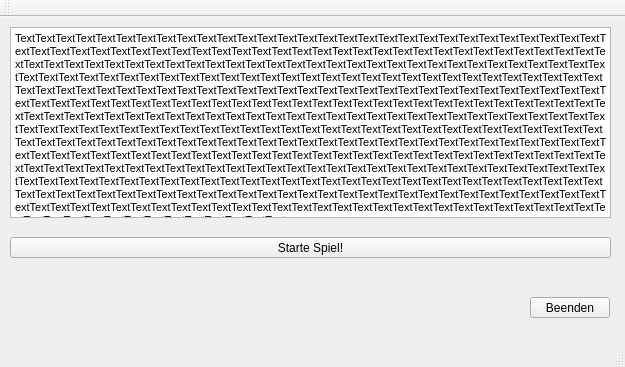
This is TooMuchFood/mainwindow.ui in AshtariEsric/TooMuchFood_QT as Qt 5 draws it before an edit. The edited form follows.
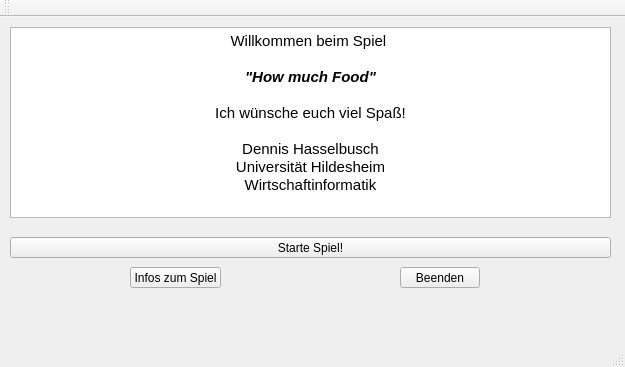
This is the edited form.

Diff of the .ui file:
```diff
--- a/TooMuchFood/mainwindow.ui
+++ b/TooMuchFood/mainwindow.ui
@@ -35,7 +35,15 @@
 &lt;html&gt;&lt;head&gt;&lt;meta name=&quot;qrichtext&quot; content=&quot;1&quot; /&gt;&lt;style type=&quot;text/css&quot;&gt;
 p, li { white-space: pre-wrap; }
 &lt;/style&gt;&lt;/head&gt;&lt;body style=&quot; font-family:'MS Shell Dlg 2'; font-size:8.25pt; font-weight:400; font-style:normal;&quot;&gt;
-&lt;p style=&quot; margin-top:0px; margin-bottom:0px; margin-left:0px; margin-right:0px; -qt-block-indent:0; text-indent:0px;&quot;&gt;TextTextTextTextTextTextTextTextTextTextTextTextTextTextTextTextTextTextTextTextTextTextTextTextTextTextTextTextTextTextTextTextTextTextTextTextTextTextTextTextTextTextTextTextTextTextTextTextTextTextTextTextTextTextTextTextTextTextTextTextTextTextTextTextTextTextTextTextTextTextTextTextTextTextTextTextTextTextTextTextTextTextTextTextTextTextTextTextTextTextTextTextTextTextTextTextTextTextTextTextTextTextTextTextTextTextTextTextTextTextTextTextTextTextTextTextTextTextTextTextTextTextTextTextTextTextTextTextTextTextTextTextTextTextTextTextTextTextTextTextTextTextTextTextTextTextTextTextTextTextTextTextTextTextTextTextTextTextTextTextTextTextTextTextTextTextTextTextTextTextTextTextTextTextTextTextTextTextTextTextTextTextTextTextTextTextTextTextTextTextTextTextTextTextTextTextTextTextTextTextTextTextTextTextTextTextTextTextTextTextTextTextTextTextTextTextTextTextTextTextTextTextTextTextTextTextTextTextTextTextTextTextTextTextTextTextTextTextTextTextTextTextTextTextTextTextTextTextTextTextTextTextTextTextTextTextTextTextTextTextTextTextTextTextTextTextTextTextTextTextTextTextTextTextTextTextTextTextTextTextTextTextTextTextTextTextTextTextTextTextTextTextTextTextTextTextTextTextTextTextTextTextTextTextTextTextTextTextTextTextTextTextTextTextTextTextTextTextTextTextTextTextTextTextTextTextTextTextTextTextTextTextTextTextTextTextTextTextTextTextTextTextTextTextTextTextTextTextTextTextTextTextTextTextTextTextTextTextTextTextTextTextTextTextTextTextTextTextTextTextTextTextTextTextTextTextTextTextTextTextTextTextTextTextTextTextTextTextTextTextTextTextTextTextTextTextTextTextTextTextTextTextTextTextTextTextTextTextTextTextTextTextTextTextTextTextTextTextTextTextTextTextText&lt;/p&gt;&lt;/body&gt;&lt;/html&gt;</string>
+&lt;p align=&quot;center&quot; style=&quot; margin-top:0px; margin-bottom:0px; margin-left:0px; margin-right:0px; -qt-block-indent:0; text-indent:0px;&quot;&gt;&lt;span style=&quot; font-size:11pt;&quot;&gt;Willkommen beim Spiel &lt;/span&gt;&lt;/p&gt;
+&lt;p align=&quot;center&quot; style=&quot;-qt-paragraph-type:empty; margin-top:0px; margin-bottom:0px; margin-left:0px; margin-right:0px; -qt-block-indent:0; text-indent:0px; font-size:11pt;&quot;&gt;&lt;br /&gt;&lt;/p&gt;
+&lt;p align=&quot;center&quot; style=&quot; margin-top:0px; margin-bottom:0px; margin-left:0px; margin-right:0px; -qt-block-indent:0; text-indent:0px;&quot;&gt;&lt;span style=&quot; font-size:11pt; font-weight:600; font-style:italic;&quot;&gt;&amp;quot;How much Food&amp;quot;&lt;/span&gt;&lt;/p&gt;
+&lt;p align=&quot;center&quot; style=&quot;-qt-paragraph-type:empty; margin-top:0px; margin-bottom:0px; margin-left:0px; margin-right:0px; -qt-block-indent:0; text-indent:0px; font-size:11pt; font-weight:600; font-style:italic;&quot;&gt;&lt;br /&gt;&lt;/p&gt;
+&lt;p align=&quot;center&quot; style=&quot; margin-top:0px; margin-bottom:0px; margin-left:0px; margin-right:0px; -qt-block-indent:0; text-indent:0px;&quot;&gt;&lt;span style=&quot; font-size:11pt;&quot;&gt;Ich wünsche euch viel Spaß!&lt;/span&gt;&lt;/p&gt;
+&lt;p align=&quot;center&quot; style=&quot;-qt-paragraph-type:empty; margin-top:0px; margin-bottom:0px; margin-left:0px; margin-right:0px; -qt-block-indent:0; text-indent:0px; font-size:11pt;&quot;&gt;&lt;br /&gt;&lt;/p&gt;
+&lt;p align=&quot;center&quot; style=&quot; margin-top:0px; margin-bottom:0px; margin-left:0px; margin-right:0px; -qt-block-indent:0; text-indent:0px;&quot;&gt;&lt;span style=&quot; font-size:11pt;&quot;&gt;Dennis Hasselbusch&lt;/span&gt;&lt;/p&gt;
+&lt;p align=&quot;center&quot; style=&quot; margin-top:0px; margin-bottom:0px; margin-left:0px; margin-right:0px; -qt-block-indent:0; text-indent:0px;&quot;&gt;&lt;span style=&quot; font-size:11pt;&quot;&gt;Universität Hildesheim&lt;/span&gt;&lt;/p&gt;
+&lt;p align=&quot;center&quot; style=&quot; margin-top:0px; margin-bottom:0px; margin-left:0px; margin-right:0px; -qt-block-indent:0; text-indent:0px;&quot;&gt;&lt;span style=&quot; font-size:11pt;&quot;&gt;Wirtschaftinformatik&lt;/span&gt;&lt;/p&gt;&lt;/body&gt;&lt;/html&gt;</string>
     </property>
    </widget>
    <widget class="QPushButton" name="btn_start">
@@ -54,8 +62,8 @@
    <widget class="QPushButton" name="btn_end">
     <property name="geometry">
      <rect>
-      <x>530</x>
-      <y>280</y>
+      <x>400</x>
+      <y>250</y>
       <width>80</width>
       <height>21</height>
      </rect>
@@ -64,6 +72,19 @@
      <string>Beenden</string>
     </property>
    </widget>
+   <widget class="QPushButton" name="pushButton">
+    <property name="geometry">
+     <rect>
+      <x>130</x>
+      <y>250</y>
+      <width>91</width>
+      <height>21</height>
+     </rect>
+    </property>
+    <property name="text">
+     <string>Infos zum Spiel</string>
+    </property>
+   </widget>
   </widget>
   <widget class="QMenuBar" name="menuBar">
    <property name="geometry">
```
Left out of the diff: 19 changed lines with no effect on the pictures.
